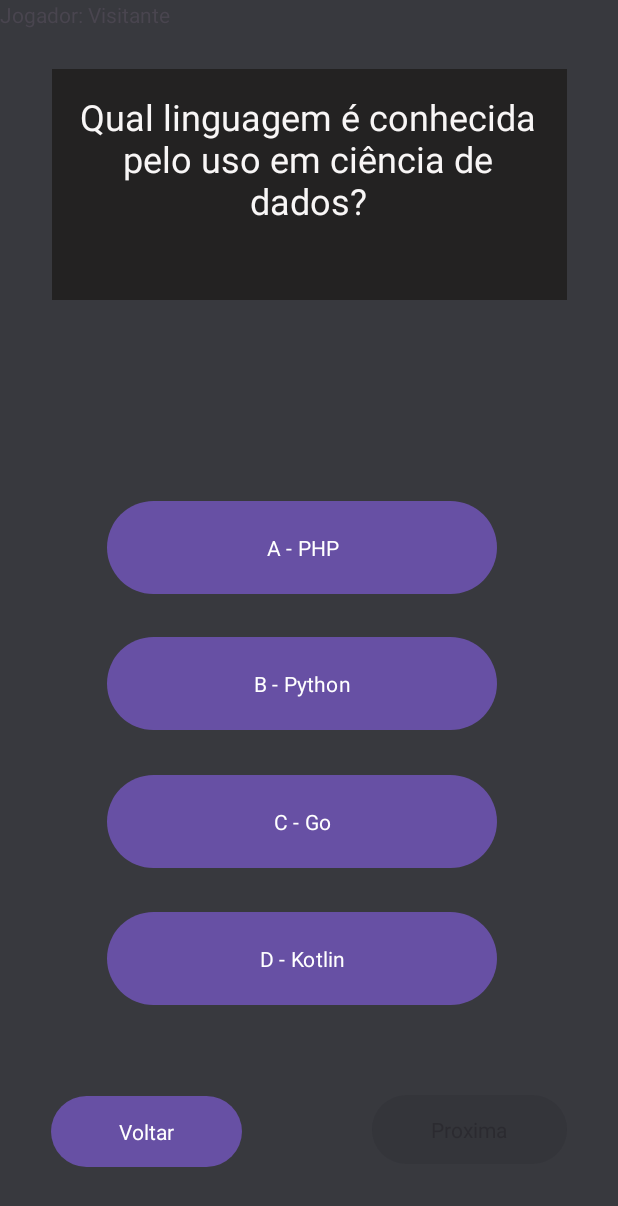
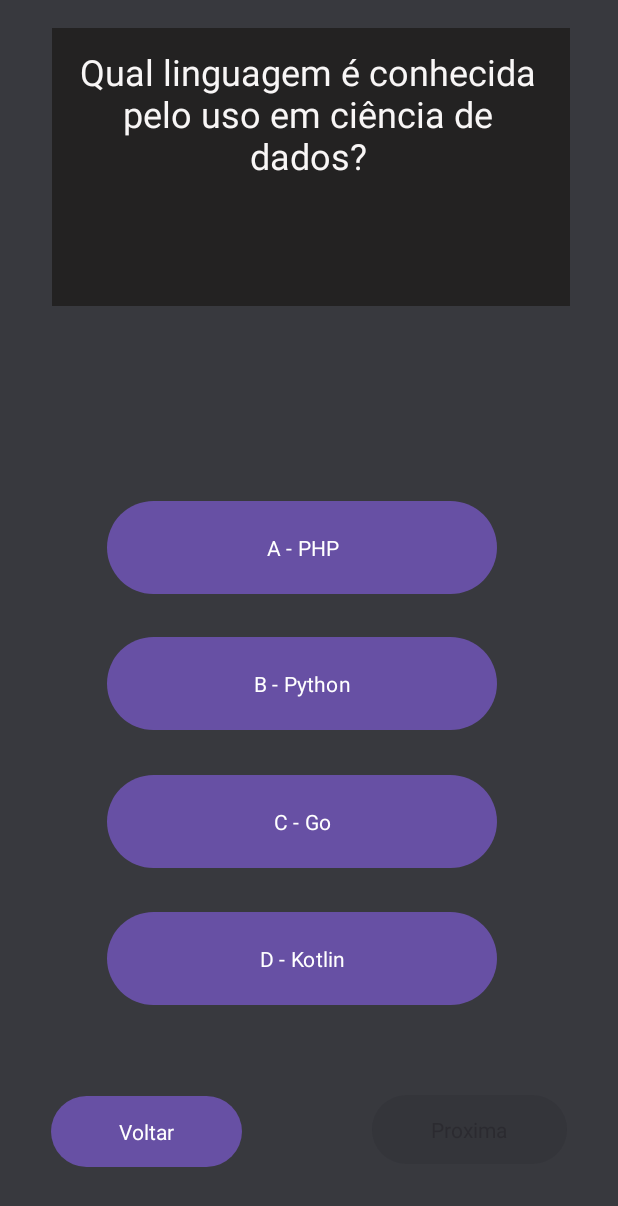
Before and after one commit to DeibsonS/CodeQuest, an Android app: the MenuQuests screen opened directly, with no data from a screen before it, on a phone screen of 412 x 824 dp. Shown: the top 1206 px of the screen. Run offline under Robolectric (Android 15) with nearby library versions, the phone set to English and light mode, and no system bars; Roboto replaces fonts that are not available here.

Commit message:
Ranking e Quest

```diff
--- a/app/src/main/java/com/example/codequest/MenuQuests.kt
+++ b/app/src/main/java/com/example/codequest/MenuQuests.kt
@@ -40,10 +40,8 @@ class MenuQuests : AppCompatActivity() {
         val BTNquestD = findViewById<Button>(R.id.BTNquestD)
         val BTNproxi = findViewById<Button>(R.id.BTNproxi)
         val TXTperg = findViewById<TextView>(R.id.TXT_QUEST)
-        val txtNomeUsuario = findViewById<TextView>(R.id.txtNomeUsuario)
 
         val usuario = intent.getStringExtra("usuario") ?: "Visitante"
-        txtNomeUsuario.text = "Jogador: $usuario"
 
         var pontuacao = lerPontuacao(usuario)
 
--- a/app/src/main/res/layout/activity_menu3.xml
+++ b/app/src/main/res/layout/activity_menu3.xml
@@ -62,4 +62,5 @@
         app:layout_constraintStart_toStartOf="parent"
         app:layout_constraintTop_toTopOf="parent"
         app:layout_constraintVertical_bias="0.094" />
+
 </androidx.constraintlayout.widget.ConstraintLayout>
--- a/app/src/main/res/layout/activity_menu_quests.xml
+++ b/app/src/main/res/layout/activity_menu_quests.xml
@@ -89,20 +89,21 @@
     <androidx.fragment.app.FragmentContainerView
         android:id="@+id/fragmentContainerView2"
         android:name="androidx.appcompat.app.AppCompatDialogFragment"
-        android:layout_width="343dp"
-        android:layout_height="154dp"
+        android:layout_width="345dp"
+        android:layout_height="185dp"
         android:background="#232222"
         app:barrierMargin="@dimen/material_emphasis_high_type"
         app:layout_constraintBottom_toBottomOf="parent"
         app:layout_constraintEnd_toEndOf="parent"
+        app:layout_constraintHorizontal_bias="0.515"
         app:layout_constraintStart_toStartOf="parent"
         app:layout_constraintTop_toTopOf="parent"
-        app:layout_constraintVertical_bias="0.069" />
+        app:layout_constraintVertical_bias="0.029" />
 
     <TextView
         android:id="@+id/TXT_QUEST"
-        android:layout_width="308dp"
-        android:layout_height="129dp"
+        android:layout_width="314dp"
+        android:layout_height="159dp"
         android:fontFamily="@font/alata"
         android:text="Quest"
         android:textAlignment="center"
@@ -113,14 +114,6 @@
         app:layout_constraintHorizontal_bias="0.495"
         app:layout_constraintStart_toStartOf="parent"
         app:layout_constraintTop_toTopOf="parent"
-        app:layout_constraintVertical_bias="0.088" />
-
-    <TextView
-        android:id="@+id/txtNomeUsuario"
-        android:layout_width="342dp"
-        android:layout_height="25dp"
-        android:text="TextView"
-        tools:layout_editor_absoluteX="34dp"
-        tools:layout_editor_absoluteY="199dp" />
+        app:layout_constraintVertical_bias="0.047" />
 
 </androidx.constraintlayout.widget.ConstraintLayout>
```
